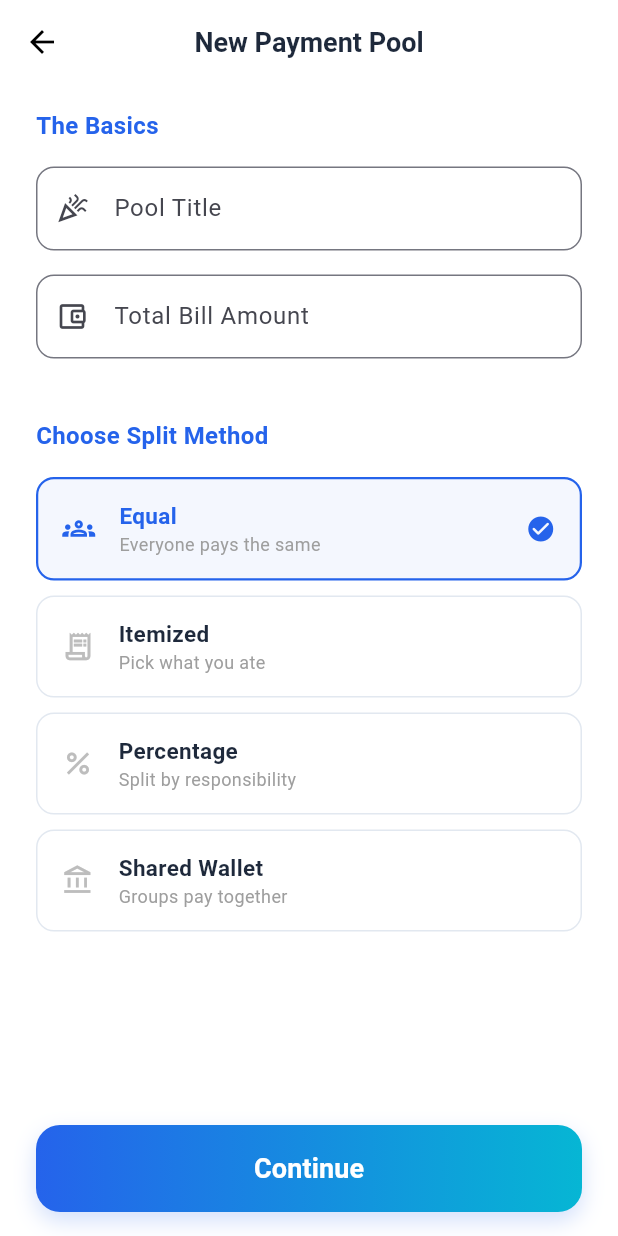
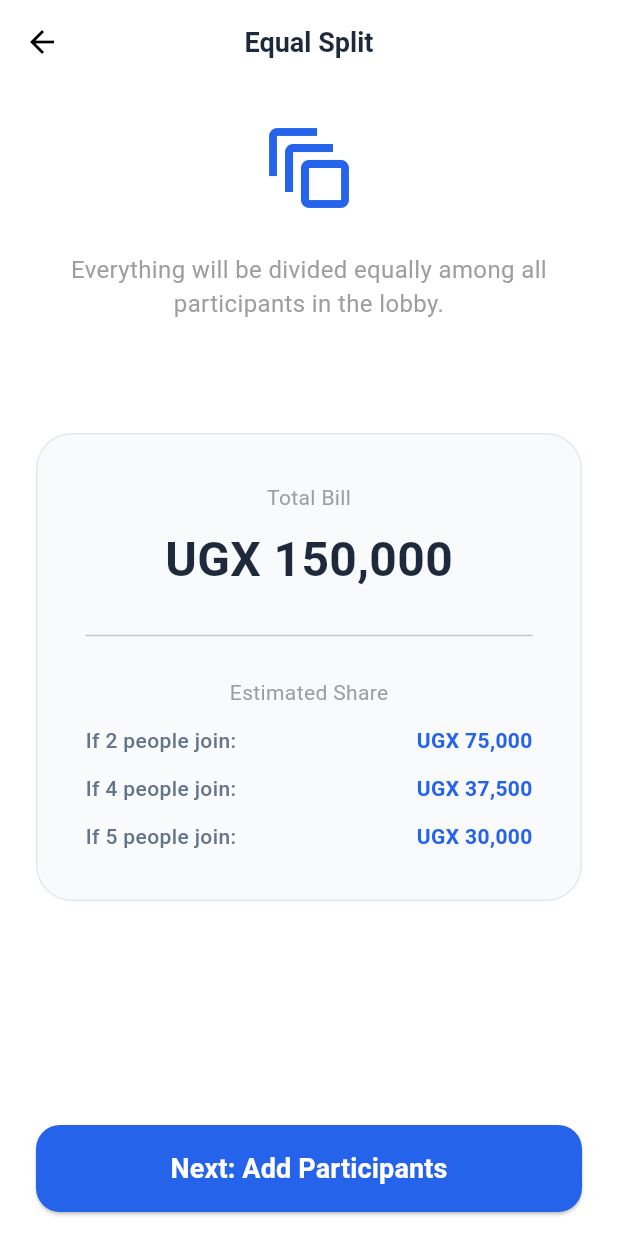
Before and after one commit to KiwanukaGod/temamu, a Flutter app: the CreatePoolScreen screen opened by its route, after a tap on "Continue", on a phone screen of 412 x 824 dp. Run offline on Flutter 3.47's test engine with Material 3 defaults, Android fonts, the light colour scheme and no system bars.

Commit message:
feat: add the equal share split option to the app.

```diff
--- a/lib/features/auth/screens/create_pool_screen.dart
+++ b/lib/features/auth/screens/create_pool_screen.dart
@@ -99,8 +99,7 @@ class _CreatePoolScreenState extends State<CreatePoolScreen> {
                         // THE TRAFFIC CONTROLLER LOGIC
                        switch (selectedMethod) {
                           case 'Equal':
-                            // Equal split is simple, so we go straight to the invite screen
-                            Navigator.pushNamed(context, '/host-invite');
+                            Navigator.pushNamed(context, '/equal-split');
                           break;
 
                           case 'Itemized':
--- /dev/null
+++ b/lib/features/auth/screens/equal_split_config_screen.dart
@@ -0,0 +1,107 @@
+import 'package:flutter/material.dart';
+
+class EqualSplitConfigScreen extends StatefulWidget {
+  const EqualSplitConfigScreen({super.key});
+
+  @override
+  State<EqualSplitConfigScreen> createState() => _EqualSplitConfigScreenState();
+}
+
+class _EqualSplitConfigScreenState extends State<EqualSplitConfigScreen> {
+  // Mock total from the previous screen
+  double totalBill = 150000;
+
+  @override
+  Widget build(BuildContext context) {
+    return Scaffold(
+      backgroundColor: Colors.white,
+      appBar: AppBar(
+        title: const Text("Equal Split", style: TextStyle(color: Color(0xFF1E293B), fontWeight: FontWeight.bold, fontSize: 18)),
+        backgroundColor: Colors.white,
+        elevation: 0,
+        centerTitle: true,
+        iconTheme: const IconThemeData(color: Colors.black),
+      ),
+      body: SafeArea(
+        child: Padding(
+          padding: const EdgeInsets.symmetric(horizontal: 24.0),
+          child: Column(
+            children: [
+              const SizedBox(height: 24),
+              const Icon(Icons.auto_awesome_motion_outlined, size: 64, color: Color(0xFF2563EB)),
+              const SizedBox(height: 24),
+              const Text(
+                "Everything will be divided equally among all participants in the lobby.",
+                textAlign: TextAlign.center,
+                style: TextStyle(color: Colors.grey, fontSize: 16),
+              ),
+
+              const Spacer(flex: 1),
+
+              // --- PREVIEW CARD ---
+              Container(
+                width: double.infinity,
+                padding: const EdgeInsets.all(32),
+                decoration: BoxDecoration(
+                  color: const Color(0xFFF8FAFC),
+                  borderRadius: BorderRadius.circular(24),
+                  border: Border.all(color: const Color(0xFFE2E8F0)),
+                ),
+                child: Column(
+                  children: [
+                    const Text("Total Bill", style: TextStyle(color: Colors.grey, fontSize: 14)),
+                    const SizedBox(height: 8),
+                    const Text(
+                      "UGX 150,000",
+                      style: TextStyle(fontSize: 32, fontWeight: FontWeight.bold, color: Color(0xFF1E293B)),
+                    ),
+                    const Padding(
+                      padding: EdgeInsets.symmetric(vertical: 20),
+                      child: Divider(),
+                    ),
+                    const Text("Estimated Share", style: TextStyle(color: Colors.grey, fontSize: 14)),
+                    const SizedBox(height: 12),
+                    _buildPreviewRow("If 2 people join:", "UGX 75,000"),
+                    const SizedBox(height: 12),
+                    _buildPreviewRow("If 4 people join:", "UGX 37,500"),
+                    const SizedBox(height: 12),
+                    _buildPreviewRow("If 5 people join:", "UGX 30,000"),
+                  ],
+                ),
+              ),
+
+              const Spacer(flex: 2),
+
+              // --- ACTION BUTTON ---
+              SizedBox(
+                width: double.infinity,
+                height: 58,
+                child: ElevatedButton(
+                  onPressed: () {
+                    Navigator.pushNamed(context, '/add-participants');
+                  },
+                  style: ElevatedButton.styleFrom(
+                    backgroundColor: const Color(0xFF2563EB),
+                    shape: RoundedRectangleBorder(borderRadius: BorderRadius.circular(16)),
+                  ),
+                  child: const Text("Next: Add Participants", style: TextStyle(color: Colors.white, fontSize: 18, fontWeight: FontWeight.bold)),
+                ),
+              ),
+              const SizedBox(height: 16),
+            ],
+          ),
+        ),
+      ),
+    );
+  }
+
+  Widget _buildPreviewRow(String label, String amount) {
+    return Row(
+      mainAxisAlignment: MainAxisAlignment.spaceBetween,
+      children: [
+        Text(label, style: const TextStyle(color: Color(0xFF64748B), fontWeight: FontWeight.w500)),
+        Text(amount, style: const TextStyle(fontWeight: FontWeight.bold, color: Color(0xFF2563EB))),
+      ],
+    );
+  }
+}
--- a/lib/main.dart
+++ b/lib/main.dart
@@ -10,7 +10,8 @@ import 'features/auth/screens/add_participants_screen.dart';
 import 'features/auth/screens/itemized_split_config_screen.dart';
 import 'features/auth/screens/pool_lobby_screen.dart';
 import 'features/auth/screens/percentage_split_config_screen.dart';
-import 'features/auth/screens/shared_wallet.dart';
+import 'features/auth/screens/wallet_split_config_screen.dart';
+import 'features/auth/screens/equal_split_config_screen.dart';
 void main() {
   // We removed 'async' and 'Firebase' for now to keep things moving!
   runApp(const TemamuApp());
@@ -57,6 +58,7 @@ class TemamuApp extends StatelessWidget {
           '/pool-lobby': (context) => const PoolLobbyScreen(),
           '/percentage-config': (context) => const PercentageSplitConfigScreen(),
           '/wallet-config': (context) => const WalletSplitConfigScreen(),
+          '/equal-split': (context) => const EqualSplitConfigScreen(),
       },
     );
   }
```
Also changed, not shown: lib/features/auth/screens/wallet_split_config_screen.dart (renamed from lib/features/auth/screens/shared_wallet.dart).
